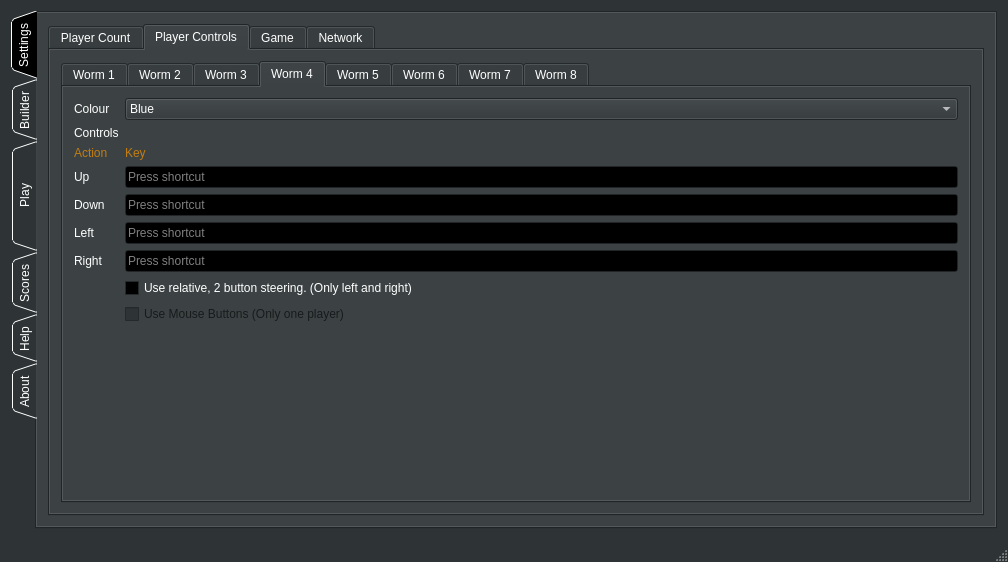
This is MainWindow.ui in SwissalpS/QtSssSNibblers as Qt 5 draws it before an edit. The edited form follows.
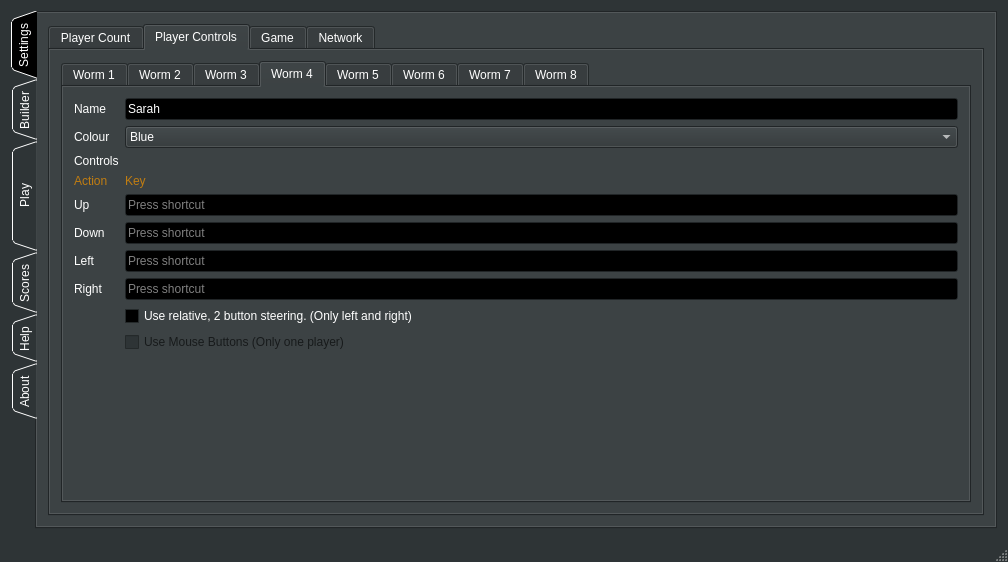
This is the edited form. The open tabs and pages were chosen to show the change.

Commit message: MainWindow.ui changes to be painfully merged into noNetwork

```diff
--- a/MainWindow.ui
+++ b/MainWindow.ui
@@ -3374,14 +3374,14 @@
                 <string>Worm 4</string>
                </attribute>
                <layout class="QFormLayout" name="formLayout_9">
-                <item row="0" column="0">
+                <item row="1" column="0">
                  <widget class="QLabel" name="label_9">
                   <property name="text">
                    <string>Colour</string>
                   </property>
                  </widget>
                 </item>
-                <item row="0" column="1">
+                <item row="1" column="1">
                  <widget class="QComboBox" name="selectColour4">
                   <item>
                    <property name="text">
@@ -3425,14 +3425,14 @@
                   </item>
                  </widget>
                 </item>
-                <item row="1" column="0">
+                <item row="2" column="0">
                  <widget class="QLabel" name="label_13">
                   <property name="text">
                    <string>Controls</string>
                   </property>
                  </widget>
                 </item>
-                <item row="2" column="0">
+                <item row="3" column="0">
                  <widget class="QLabel" name="label_14">
                   <property name="styleSheet">
                    <string notr="true">color: rgb(193, 125, 17);</string>
@@ -3442,7 +3442,7 @@
                   </property>
                  </widget>
                 </item>
-                <item row="2" column="1">
+                <item row="3" column="1">
                  <widget class="QLabel" name="label_15">
                   <property name="styleSheet">
                    <string notr="true">color: rgb(193, 125, 17);</string>
@@ -3452,54 +3452,54 @@
                   </property>
                  </widget>
                 </item>
-                <item row="3" column="0">
+                <item row="4" column="0">
                  <widget class="QLabel" name="label_16">
                   <property name="text">
                    <string>Up</string>
                   </property>
                  </widget>
                 </item>
-                <item row="3" column="1">
+                <item row="4" column="1">
                  <widget class="QKeySequenceEdit" name="kseUp4"/>
                 </item>
-                <item row="5" column="0">
+                <item row="6" column="0">
                  <widget class="QLabel" name="label_17">
                   <property name="text">
                    <string>Down</string>
                   </property>
                  </widget>
                 </item>
-                <item row="5" column="1">
+                <item row="6" column="1">
                  <widget class="QKeySequenceEdit" name="kseDown4"/>
                 </item>
-                <item row="7" column="0">
+                <item row="8" column="0">
                  <widget class="QLabel" name="label_18">
                   <property name="text">
                    <string>Left</string>
                   </property>
                  </widget>
                 </item>
-                <item row="7" column="1">
+                <item row="8" column="1">
                  <widget class="QKeySequenceEdit" name="kseLeft4"/>
                 </item>
-                <item row="9" column="0">
+                <item row="10" column="0">
                  <widget class="QLabel" name="label_19">
                   <property name="text">
                    <string>Right</string>
                   </property>
                  </widget>
                 </item>
-                <item row="9" column="1">
+                <item row="10" column="1">
                  <widget class="QKeySequenceEdit" name="kseRight4"/>
                 </item>
-                <item row="11" column="1">
+                <item row="12" column="1">
                  <widget class="QCheckBox" name="cbRelative4">
                   <property name="text">
                    <string>Use relative, 2 button steering. (Only left and right)</string>
                   </property>
                  </widget>
                 </item>
-                <item row="13" column="1">
+                <item row="14" column="1">
                  <widget class="QCheckBox" name="cbUseMouse4">
                   <property name="enabled">
                    <bool>false</bool>
@@ -3509,6 +3509,20 @@
                   </property>
                  </widget>
                 </item>
+                <item row="0" column="0">
+                 <widget class="QLabel" name="label_48">
+                  <property name="text">
+                   <string>Name</string>
+                  </property>
+                 </widget>
+                </item>
+                <item row="0" column="1">
+                 <widget class="QLineEdit" name="leName4">
+                  <property name="text">
+                   <string>Sarah</string>
+                  </property>
+                 </widget>
+                </item>
                </layout>
               </widget>
               <widget class="QWidget" name="tabPlayer5">
```
Left out of the diff: 178 changed lines with no effect on the pictures.
